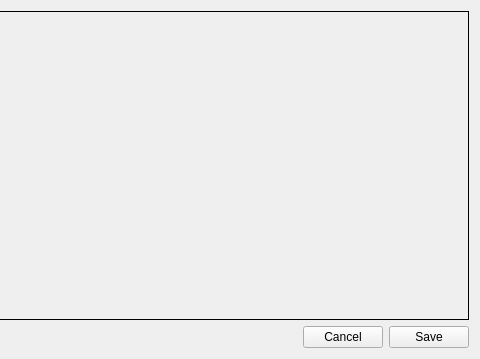
Above: view/settingsview.ui from Joensw/RCAIT before the change; both pictures show x 320 to 800 and y 0 to 359 of the 800 by 359 pixel window. Below: the same form after it.
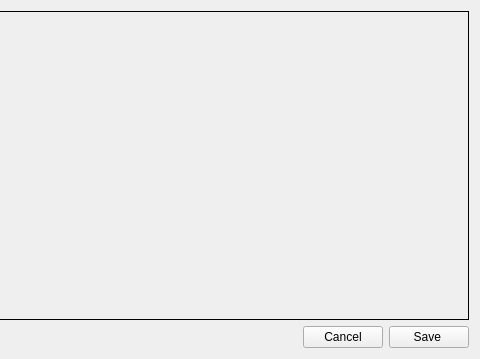
That is the form after the change. Icons and pictures are not drawn.

Commit message: Added icons to the bottons

Patch:
```diff
--- a/view/settingsview.ui
+++ b/view/settingsview.ui
@@ -88,8 +88,15 @@
          <verstretch>0</verstretch>
         </sizepolicy>
        </property>
+       <property name="layoutDirection">
+        <enum>Qt::RightToLeft</enum>
+       </property>
        <property name="text">
-        <string>Save</string>
+        <string>Save </string>
+       </property>
+       <property name="icon">
+        <iconset resource="../UI_Icons.qrc">
+         <normaloff>:/Resources/UISymbols/UI_Save_Icon.svg</normaloff>:/Resources/UISymbols/UI_Save_Icon.svg</iconset>
        </property>
       </widget>
      </item>
```
Left out of the diff: 12 changed lines with no effect on the pictures.
